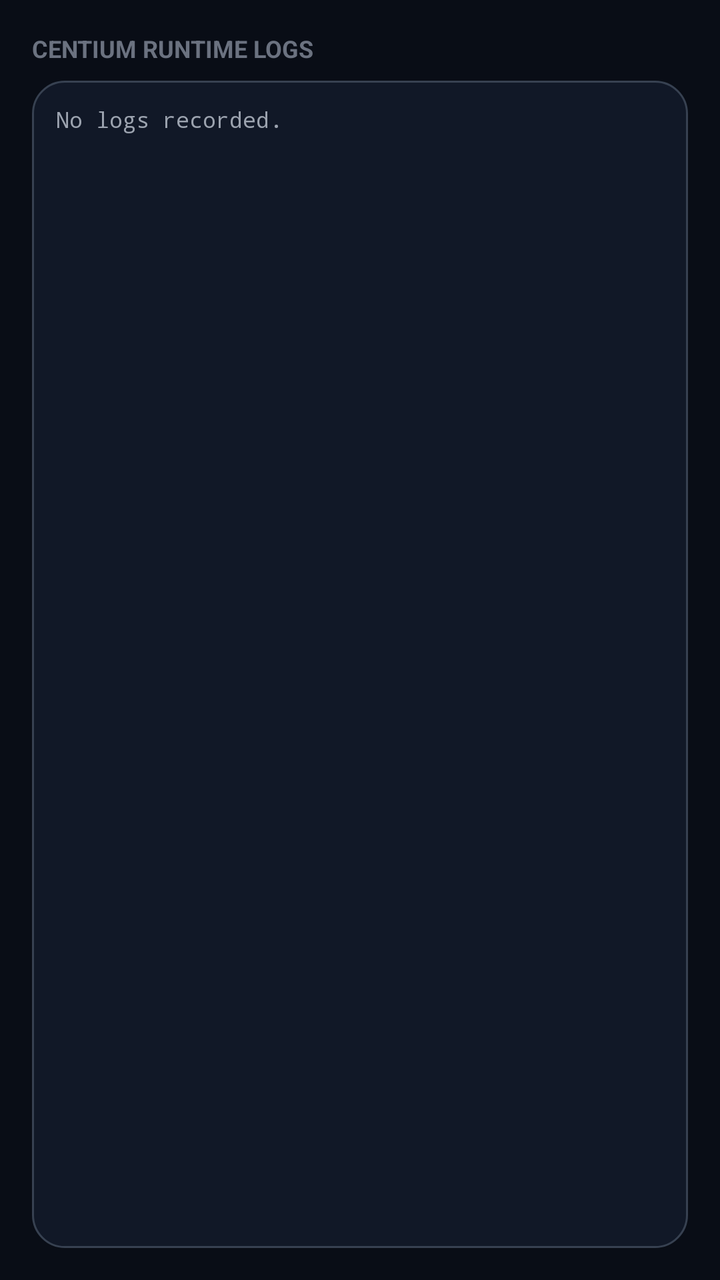
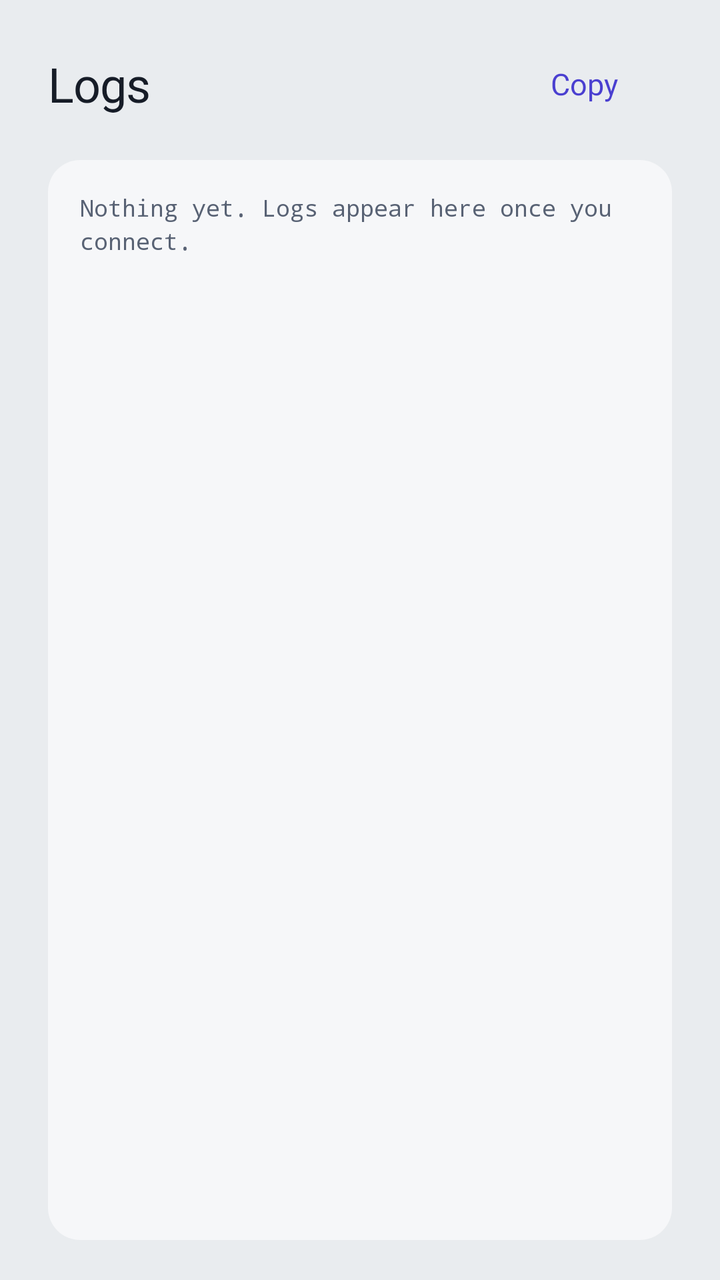

Compare the two renders of this Android layout. The source of the first and the diff that turns it into the second are given below.
<!-- AndroidManifest.xml: application theme Theme.CentiumVPN -->
<!-- res/layout/fragment_logs.xml -->
<?xml version="1.0" encoding="utf-8"?>
<LinearLayout xmlns:android="http://schemas.android.com/apk/res/android"
    android:layout_width="match_parent"
    android:layout_height="match_parent"
    android:orientation="vertical"
    android:background="@color/centium_bg"
    android:padding="16dp">

    <TextView
        android:layout_width="wrap_content"
        android:layout_height="wrap_content"
        android:text="CENTIUM RUNTIME LOGS"
        android:textSize="12sp"
        android:textStyle="bold"
        android:textColor="@color/text_muted"
        android:layout_marginBottom="8dp" />

    <ScrollView
        android:id="@+id/scrollLogs"
        android:layout_width="match_parent"
        android:layout_height="match_parent"
        android:background="@drawable/card_background"
        android:padding="12dp">

        <TextView
            android:id="@+id/tvLogOutput"
            android:layout_width="match_parent"
            android:layout_height="wrap_content"
            android:fontFamily="monospace"
            android:text="No logs recorded."
            android:textColor="@color/text_secondary"
            android:textSize="11sp" />

    </ScrollView>

</LinearLayout>
<!-- resources referenced by this layout -->
<resources>
  <color name="centium_bg">#090D16</color>
  <color name="text_muted">#6B7280</color>
  <color name="text_secondary">#9CA3AF</color>
  <!-- drawable card_background (drawable) -->
  <shape xmlns:android="http://schemas.android.com/apk/res/android">
      <solid android:color="@color/centium_surface" />
      <corners android:radius="16dp" />
      <stroke android:width="1dp" android:color="@color/centium_border" />
  </shape>
  <style name="Theme.CentiumVPN" parent="Theme.Material3.Dark.NoActionBar">
          <item name="android:statusBarColor">@color/centium_bg</item>
          <item name="android:navigationBarColor">@color/centium_bg</item>
          <item name="android:windowBackground">@color/centium_bg</item>
          <item name="colorPrimary">@color/centium_primary</item>
          <item name="colorSecondary">@color/centium_accent</item>
          <item name="colorSurface">@color/centium_surface</item>
          <item name="colorError">@color/centium_error</item>
      </style>
  <color name="centium_surface">#111827</color>
  <color name="centium_border">#374151</color>
  <color name="centium_primary">#10B981</color>
  <color name="centium_accent">#06B6D4</color>
  <color name="centium_error">#EF4444</color>
</resources>

<!-- the commit's change to res/layout/fragment_logs.xml (unified diff, before → after) -->
@@ -3,34 +3,50 @@
     android:layout_width="match_parent"
     android:layout_height="match_parent"
     android:orientation="vertical"
-    android:background="@color/centium_bg"
-    android:padding="16dp">
+    android:paddingHorizontal="24dp"
+    android:paddingTop="18dp"
+    android:paddingBottom="20dp">
 
-    <TextView
-        android:layout_width="wrap_content"
+    <LinearLayout
+        android:layout_width="match_parent"
         android:layout_height="wrap_content"
-        android:text="CENTIUM RUNTIME LOGS"
-        android:textSize="12sp"
-        android:textStyle="bold"
-        android:textColor="@color/text_muted"
-        android:layout_marginBottom="8dp" />
+        android:orientation="horizontal"
+        android:gravity="center_vertical">
+
+        <TextView
+            android:layout_width="0dp"
+            android:layout_height="wrap_content"
+            android:layout_weight="1"
+            android:text="@string/logs_title"
+            android:accessibilityHeading="true"
+            android:textAppearance="@style/TextAppearance.Centium.Heading" />
+
+        <com.google.android.material.button.MaterialButton
+            android:id="@+id/btnCopyLogs"
+            style="@style/Widget.Centium.Button.Text"
+            android:layout_width="wrap_content"
+            android:layout_height="wrap_content"
+            android:text="@string/logs_copy" />
+    </LinearLayout>
 
     <ScrollView
         android:id="@+id/scrollLogs"
         android:layout_width="match_parent"
-        android:layout_height="match_parent"
-        android:background="@drawable/card_background"
-        android:padding="12dp">
+        android:layout_height="0dp"
+        android:layout_weight="1"
+        android:layout_marginTop="14dp"
+        android:background="@drawable/group_background"
+        android:padding="16dp">
 
         <TextView
             android:id="@+id/tvLogOutput"
             android:layout_width="match_parent"
             android:layout_height="wrap_content"
-            android:fontFamily="monospace"
-            android:text="No logs recorded."
-            android:textColor="@color/text_secondary"
-            android:textSize="11sp" />
-
+            android:typeface="monospace"
+            android:text="@string/logs_empty"
+            android:textIsSelectable="true"
+            android:lineSpacingExtra="3sp"
+            android:textColor="@color/slate"
+            android:textSize="11.5sp" />
     </ScrollView>
-
 </LinearLayout>
<!-- resource entries referenced after the edit -->
@@ -1,27 +1,93 @@
 <!-- resources referenced by this layout -->
 <resources>
-  <color name="centium_bg">#090D16</color>
-  <color name="text_muted">#6B7280</color>
-  <color name="text_secondary">#9CA3AF</color>
-  <!-- drawable card_background (drawable) -->
+  <color name="slate">#586274</color>
+  <!-- drawable group_background (drawable) -->
+  <?xml version="1.0" encoding="utf-8"?>
   <shape xmlns:android="http://schemas.android.com/apk/res/android">
-      <solid android:color="@color/centium_surface" />
+      <solid android:color="@color/paper" />
       <corners android:radius="16dp" />
-      <stroke android:width="1dp" android:color="@color/centium_border" />
   </shape>
-  <style name="Theme.CentiumVPN" parent="Theme.Material3.Dark.NoActionBar">
-          <item name="android:statusBarColor">@color/centium_bg</item>
-          <item name="android:navigationBarColor">@color/centium_bg</item>
-          <item name="android:windowBackground">@color/centium_bg</item>
-          <item name="colorPrimary">@color/centium_primary</item>
-          <item name="colorSecondary">@color/centium_accent</item>
-          <item name="colorSurface">@color/centium_surface</item>
-          <item name="colorError">@color/centium_error</item>
+  <string name="logs_copy">Copy</string>
+  <string name="logs_empty">Nothing yet. Logs appear here once you connect.</string>
+  <string name="logs_title">Logs</string>
+  <style name="TextAppearance.Centium.Heading" parent="TextAppearance.Centium.Display">
+          <item name="android:textSize">24sp</item>
+          <item name="android:letterSpacing">-0.01</item>
       </style>
-  <color name="centium_surface">#111827</color>
-  <color name="centium_border">#374151</color>
-  <color name="centium_primary">#10B981</color>
-  <color name="centium_accent">#06B6D4</color>
-  <color name="centium_error">#EF4444</color>
+  <style name="Widget.Centium.Button.Text" parent="Widget.Material3.Button.TextButton">
+          <item name="android:fontFamily">@font/overpass_semibold</item>
+          <item name="fontFamily">@font/overpass_semibold</item>
+          <item name="android:textSize">15sp</item>
+          <item name="android:letterSpacing">0</item>
+          <item name="android:textColor">@color/route</item>
+      </style>
+  <style name="Theme.CentiumVPN" parent="Theme.Material3.DayNight.NoActionBar">
+          <item name="android:windowBackground">@color/mist</item>
+          <item name="android:statusBarColor">@color/mist</item>
+          <item name="android:navigationBarColor">@color/paper</item>
+          <item name="android:windowLightStatusBar">@bool/light_system_bars</item>
+          <item name="android:windowLightNavigationBar" tools:targetApi="27">@bool/light_system_bars</item>
+  
+          
+          <item name="textAppearanceBodyLarge">@style/TextAppearance.Centium.M3.BodyLarge</item>
+          <item name="textAppearanceBodyMedium">@style/TextAppearance.Centium.M3.BodyMedium</item>
+          <item name="textAppearanceBodySmall">@style/TextAppearance.Centium.M3.BodySmall</item>
+          <item name="textAppearanceLabelLarge">@style/TextAppearance.Centium.M3.LabelLarge</item>
+          <item name="textAppearanceLabelMedium">@style/TextAppearance.Centium.M3.LabelMedium</item>
+          <item name="textAppearanceTitleMedium">@style/TextAppearance.Centium.M3.TitleMedium</item>
+  
+          <item name="colorPrimary">@color/route</item>
+          <item name="colorOnPrimary">@color/on_route</item>
+          <item name="colorPrimaryContainer">@color/route_soft</item>
+          <item name="colorSecondaryContainer">@color/route_soft</item>
+          <item name="colorSurface">@color/paper</item>
+          <item name="colorOnSurface">@color/ink</item>
+          <item name="colorOnSurfaceVariant">@color/slate</item>
+          <item name="colorSurfaceContainer">@color/paper</item>
+          <item name="colorOutline">@color/rule</item>
+          <item name="colorError">@color/danger</item>
+          <item name="android:colorBackground">@color/mist</item>
+          <item name="android:textColorPrimary">@color/ink</item>
+          <item name="android:textColorSecondary">@color/slate</item>
+      </style>
+  <color name="paper">#F6F7F9</color>
+  <style name="TextAppearance.Centium.Display" parent="TextAppearance.Material3.HeadlineLarge">
+          <item name="android:fontFamily">@font/overpass_extrabold</item>
+          <item name="fontFamily">@font/overpass_extrabold</item>
+          <item name="android:textSize">34sp</item>
+          <item name="android:letterSpacing">-0.02</item>
+          <item name="android:textColor">@color/ink</item>
+      </style>
+  <color name="route">#4A3FD0</color>
+  <color name="mist">#E9ECEF</color>
+  <style name="TextAppearance.Centium.M3.BodyLarge" parent="TextAppearance.Material3.BodyLarge">
+          <item name="android:fontFamily">@font/overpass_regular</item>
+          <item name="fontFamily">@font/overpass_regular</item>
+      </style>
+  <style name="TextAppearance.Centium.M3.BodyMedium" parent="TextAppearance.Material3.BodyMedium">
+          <item name="android:fontFamily">@font/overpass_regular</item>
+          <item name="fontFamily">@font/overpass_regular</item>
+      </style>
+  <style name="TextAppearance.Centium.M3.BodySmall" parent="TextAppearance.Material3.BodySmall">
+          <item name="android:fontFamily">@font/overpass_regular</item>
+          <item name="fontFamily">@font/overpass_regular</item>
+      </style>
+  <style name="TextAppearance.Centium.M3.LabelLarge" parent="TextAppearance.Material3.LabelLarge">
+          <item name="android:fontFamily">@font/overpass_semibold</item>
+          <item name="fontFamily">@font/overpass_semibold</item>
+      </style>
+  <style name="TextAppearance.Centium.M3.LabelMedium" parent="TextAppearance.Material3.LabelMedium">
+          <item name="android:fontFamily">@font/overpass_semibold</item>
+          <item name="fontFamily">@font/overpass_semibold</item>
+      </style>
+  <style name="TextAppearance.Centium.M3.TitleMedium" parent="TextAppearance.Material3.TitleMedium">
+          <item name="android:fontFamily">@font/overpass_semibold</item>
+          <item name="fontFamily">@font/overpass_semibold</item>
+      </style>
+  <color name="on_route">#FFFFFF</color>
+  <color name="route_soft">#DCD9F6</color>
+  <color name="ink">#161C27</color>
+  <color name="rule">#D3D8DE</color>
+  <color name="danger">#B8322A</color>
 </resources>
 
